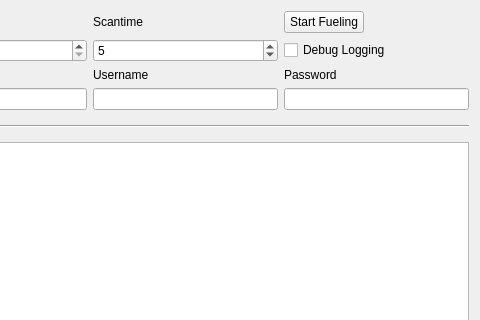
Above: src/qt/forms/miningpage.ui from Jahare/Electric before the change; both pictures show x 300 to 780 and y 0 to 320 of the 780 by 636 pixel window. Below: the same form after it.
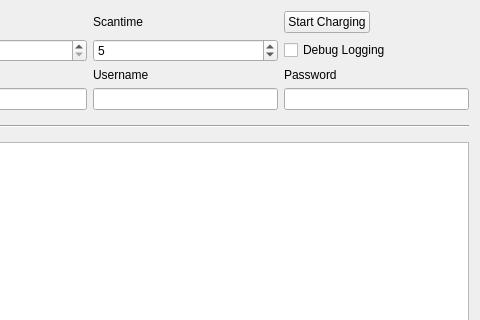
That is the form after the change.

The edit to the form file:
```diff
--- a/src/qt/forms/miningpage.ui
+++ b/src/qt/forms/miningpage.ui
@@ -83,7 +83,7 @@
       </sizepolicy>
      </property>
      <property name="text">
-      <string>Start Fueling</string>
+      <string>Start Charging</string>
      </property>
     </widget>
    </item>
```
Left out of the diff: 2 changed lines with no effect on the pictures.
